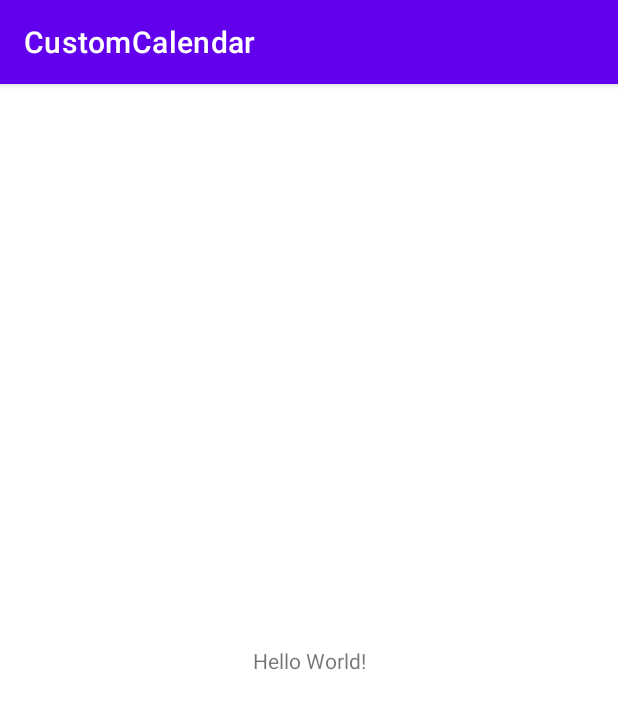
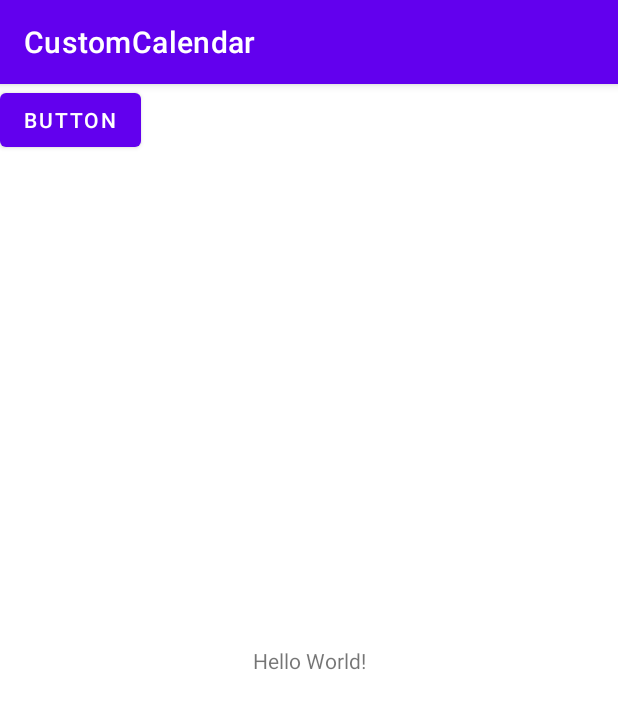
Before and after one commit to DanKBerg/JonAndDan, an Android app: the screen it shows after launch (MainActivity), on a phone screen of 412 x 824 dp. Shown: the top 709 px of the screen. Run offline under Robolectric (Android 15) with nearby library versions, the phone set to English and light mode, and no system bars.

Commit message:
ur mum
its 4/3/21

```diff
--- a/app/src/main/res/layout/activity_main.xml
+++ b/app/src/main/res/layout/activity_main.xml
@@ -15,4 +15,12 @@
         app:layout_constraintRight_toRightOf="parent"
         app:layout_constraintTop_toTopOf="parent" />
 
+    <Button
+        android:id="@+id/button"
+        android:layout_width="wrap_content"
+        android:layout_height="wrap_content"
+        android:text="Button"
+        tools:layout_editor_absoluteX="151dp"
+        tools:layout_editor_absoluteY="147dp" />
+
 </androidx.constraintlayout.widget.ConstraintLayout>
```
